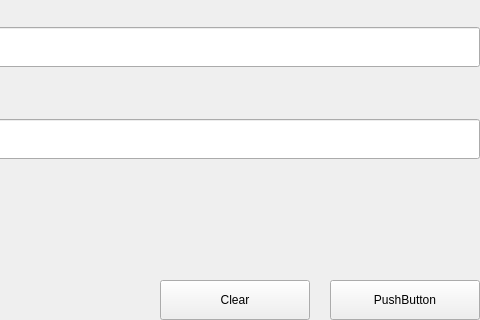
First picture: the form in src/qt/settings/forms/settingsbittoolwidget.ui, repository eons-finance/ALQO, before the edit; both pictures show x 201 to 681 and y 142 to 462 of the 681 by 462 pixel window.
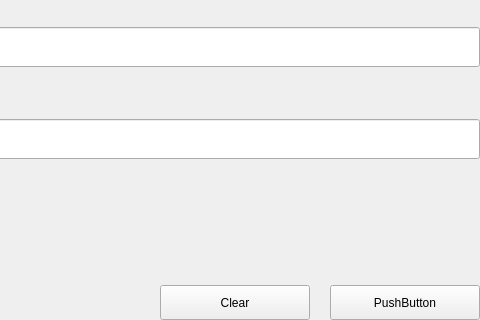
Second picture: the form after the edit. Custom widgets are drawn as their Qt base class.

What changed in the file:
```diff
--- a/src/qt/settings/forms/settingsbittoolwidget.ui
+++ b/src/qt/settings/forms/settingsbittoolwidget.ui
@@ -494,7 +494,13 @@
                 <property name="minimumSize">
                  <size>
                   <width>150</width>
-                  <height>40</height>
+                  <height>35</height>
+                 </size>
+                </property>
+                <property name="maximumSize">
+                 <size>
+                  <width>16777215</width>
+                  <height>35</height>
                  </size>
                 </property>
                 <property name="text">
@@ -523,13 +529,13 @@
                 <property name="minimumSize">
                  <size>
                   <width>150</width>
-                  <height>40</height>
+                  <height>35</height>
                  </size>
                 </property>
                 <property name="maximumSize">
                  <size>
                   <width>150</width>
-                  <height>40</height>
+                  <height>35</height>
                  </size>
                 </property>
                 <property name="text">
```
